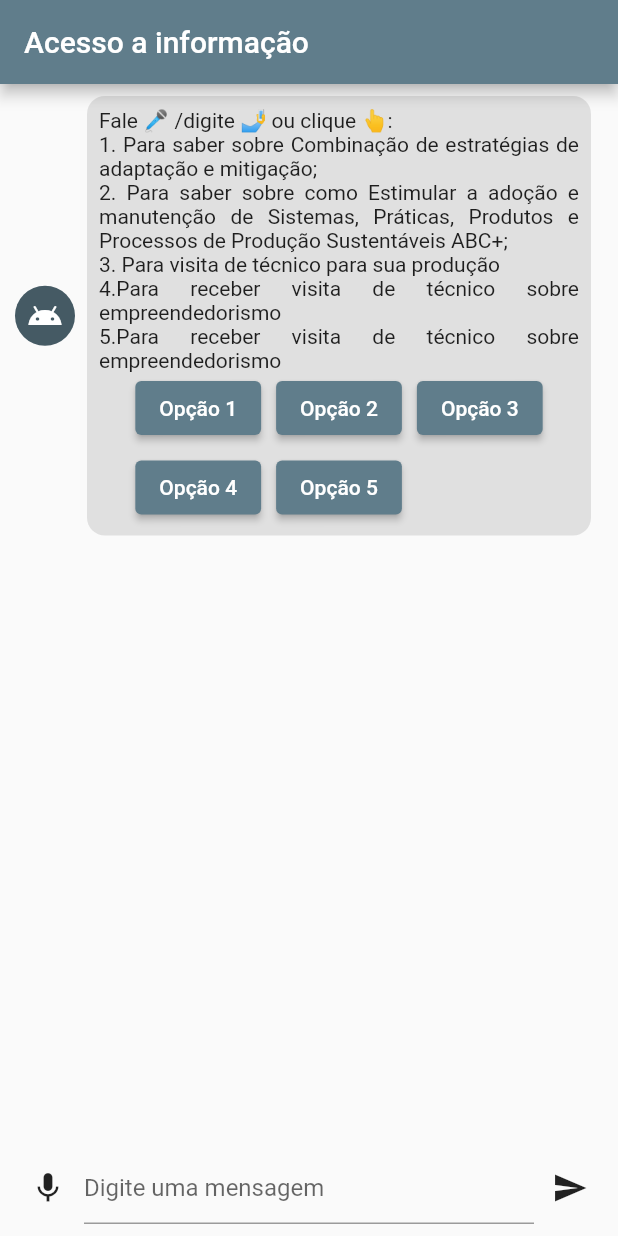
After one commit to zabella-12/verde-saber, a Flutter app: the Menu screen opened directly, after a tap on "Acesso à Informação", on a phone screen of 412 x 824 dp. The commit adds this screen. Run offline on Flutter 3.47's test engine with Material 2 defaults, Android fonts, the light colour scheme and no system bars; our stand-ins replace firebase_core, permission_handler, webview_flutter; missing offline and left inert: flutter_sound; accounts and stored records are empty.

Commit message:
add page chat

```diff
--- /dev/null
+++ b/lib/chat.dart
@@ -0,0 +1,247 @@
+import 'package:flutter/material.dart';
+import 'package:flutter_sound/flutter_sound.dart';
+import 'package:permission_handler/permission_handler.dart';
+
+class ChatMessage {
+  final String content;
+  final bool isAudio;
+  final bool isFromBot;
+  ChatMessage(this.content, {this.isAudio = false, this.isFromBot = false});
+}
+
+class ChatApp extends StatelessWidget {
+  @override
+  Widget build(BuildContext context) {
+    return MaterialApp(
+      home: ChatScreen(),
+      debugShowCheckedModeBanner: false,
+      theme: ThemeData(
+        primarySwatch: Colors.blueGrey,
+      ),
+    );
+  }
+}
+
+class ChatScreen extends StatefulWidget {
+  @override
+  State createState() => ChatScreenState();
+}
+
+class ChatScreenState extends State<ChatScreen> {
+  FlutterSoundRecorder? _recorder;
+  FlutterSoundPlayer? _player;
+  bool _isRecording = false;
+  TextEditingController _messageController = TextEditingController();
+  List<ChatMessage> _messages = [];
+  final ScrollController _scrollController = ScrollController();
+
+  @override
+  void initState() {
+    super.initState();
+    _init();
+    _messages.add(ChatMessage(
+      "Fale 🎤 /digite 🤳 ou clique 👆:\n1. Para saber sobre Combinação de estratégias de adaptação e mitigação;\n2. Para saber sobre como Estimular a adoção e manutenção de Sistemas, Práticas, Produtos e Processos de Produção Sustentáveis ABC+;\n3. Para visita de técnico para sua produção\n4.Para receber visita de técnico sobre empreendedorismo\n5.Para receber visita de técnico sobre empreendedorismo",
+      isFromBot: true,
+    ));
+  }
+
+  Future<void> _init() async {
+    _recorder = FlutterSoundRecorder();
+    _player = FlutterSoundPlayer();
+    await _recorder?.openRecorder();
+    await _player?.openPlayer();
+    await Permission.microphone.request();
+  }
+
+  @override
+  void dispose() {
+    _player?.closePlayer();
+    _recorder?.closeRecorder();
+    _recorder = null;
+    _player = null;
+    super.dispose();
+  }
+
+  Future<void> _record() async {
+    String path = '/storage/emulated/0/flutter_sound_example_${DateTime.now().millisecondsSinceEpoch}.aac';
+    if (_isRecording) {
+      await _recorder?.stopRecorder();
+      _addMessage(ChatMessage(path, isAudio: true));
+    } else {
+      await _recorder?.startRecorder(
+        toFile: path,
+        codec: Codec.aacADTS,
+      );
+    }
+    setState(() {
+      _isRecording = !_isRecording;
+    });
+  }
+
+  Future<void> _play(String path) async {
+    await _player?.startPlayer(
+      fromURI: path,
+      codec: Codec.aacADTS,
+      whenFinished: () {},
+    );
+  }
+
+  void _sendMessage(String text) {
+    if (text.isNotEmpty) {
+      _addMessage(ChatMessage(text));
+      _scrollToBottom();
+    }
+  }
+
+  void _addMessage(ChatMessage message) {
+    setState(() {
+      _messages.add(message);
+    });
+  }
+
+  void _scrollToBottom() {
+    _scrollController.animateTo(
+      _scrollController.position.maxScrollExtent,
+      duration: Duration(milliseconds: 300),
+      curve: Curves.easeOut,
+    );
+  }
+
+  @override
+  Widget build(BuildContext context) {
+    return Scaffold(
+      appBar: AppBar(
+        title: Text('Acesso a informação'),
+      ),
+      resizeToAvoidBottomInset: true,
+      body: Column(
+        children: [
+          Expanded(
+            child: ListView.builder(
+              controller: _scrollController,
+              itemCount: _messages.length,
+              itemBuilder: (context, index) {
+                return Padding(
+                  padding: EdgeInsets.symmetric(horizontal: 10.0),
+                  child: _buildChatBubble(_messages[index], index),
+                );
+              },
+            ),
+          ),
+          _isRecording
+              ? LinearProgressIndicator(
+            minHeight: 5,
+            color: Colors.red,
+          )
+              : SizedBox.shrink(),
+          MessageInputField(
+            controller: _messageController,
+            isRecording: _isRecording,
+            onSend: () {
+              _sendMessage(_messageController.text);
+              _messageController.clear();
+            },
+            onRecord: _record,
+          ),
+        ],
+      ),
+    );
+  }
+
+  Widget _buildChatBubble(ChatMessage message, int index) {
+    return Row(
+      mainAxisAlignment: message.isFromBot ? MainAxisAlignment.start : MainAxisAlignment.end,
+      children: [
+        if (message.isFromBot)
+          CircleAvatar(
+            child: Icon(Icons.android_outlined),
+          ),
+        Flexible(
+          child: Container(
+            margin: EdgeInsets.all(8.0),
+            padding: EdgeInsets.all(8.0),
+            decoration: BoxDecoration(
+              borderRadius: BorderRadius.circular(12.0),
+              color: message.isFromBot ? Colors.grey[300] : Colors.blue[300],
+            ),
+            child: Column(
+              children: [
+                message.isAudio
+                    ? IconButton(
+                  icon: Icon(Icons.play_arrow),
+                  onPressed: () => _play(message.content),
+                )
+                    : Text(
+                  message.content,
+                  textAlign: TextAlign.justify,
+                ),
+                if (message.isFromBot && index == 0)
+                  ..._buildOptionButtons(),
+              ],
+            ),
+          ),
+        ),
+        if (!message.isFromBot)
+          CircleAvatar(
+            child: Icon(Icons.person_outline),
+          ),
+      ],
+    );
+  }
+
+  List<Widget> _buildOptionButtons() {
+    return [
+      Wrap(
+        spacing: 10,
+        runSpacing: 5,
+        children: List.generate(5, (index) {
+          return ElevatedButton(
+            onPressed: () => _sendMessage('Opção ${index + 1}'),
+            child: Text('Opção ${index + 1}'),
+          );
+        }),
+      ),
+    ];
+  }
+}
+
+class MessageInputField extends StatelessWidget {
+  final TextEditingController controller;
+  final bool isRecording;
+  final VoidCallback onSend;
+  final VoidCallback onRecord;
+
+  MessageInputField({
+    required this.controller,
+    required this.isRecording,
+    required this.onSend,
+    required this.onRecord,
+  });
+
+  @override
+  Widget build(BuildContext context) {
+    return Container(
+      padding: EdgeInsets.all(8.0),
+      child: Row(
+        children: [
+          IconButton(
+            icon: Icon(isRecording ? Icons.stop : Icons.mic),
+            onPressed: onRecord,
+          ),
+          Expanded(
+            child: TextField(
+              controller: controller,
+              decoration: InputDecoration(
+                hintText: 'Digite uma mensagem',
+              ),
+            ),
+          ),
+          IconButton(
+            icon: Icon(Icons.send),
+            onPressed: onSend,
+          ),
+        ],
+      ),
+    );
+  }
+}
--- a/lib/menu.dart
+++ b/lib/menu.dart
@@ -1,4 +1,5 @@
 import 'package:flutter/material.dart';
+import 'package:verde_saber/chat.dart';
 import 'package:verde_saber/start.dart';
 
 class Menu extends StatelessWidget {
@@ -58,14 +59,14 @@ class Menu extends StatelessWidget {
             Card(
               margin: EdgeInsets.all(10.0),
               child: InkWell(
-                /* onTap: () {
+                 onTap: () {
                   Navigator.push(
                     context,
                     MaterialPageRoute(
-                      builder: (context) => TanquesList(),
+                      builder: (context) => ChatApp(),
                     ),
                   );
-                },*/
+                },
                 splashColor: Colors.indigo,
                 child: Center(
                   child: Column(
--- a/pubspec.yaml
+++ b/pubspec.yaml
@@ -38,6 +38,9 @@ dependencies:
   cloud_firestore: ^4.9.2
   firebase_core: ^2.17.0
   webview_flutter: ^2.0.14
+  flutter_sound: ^9.2.13
+  permission_handler: ^10.2.0
+  firebase_auth: ^4.10.1
 
 dev_dependencies:
   flutter_test:
```
Also changed, not shown: pubspec.lock, 1 other file.
